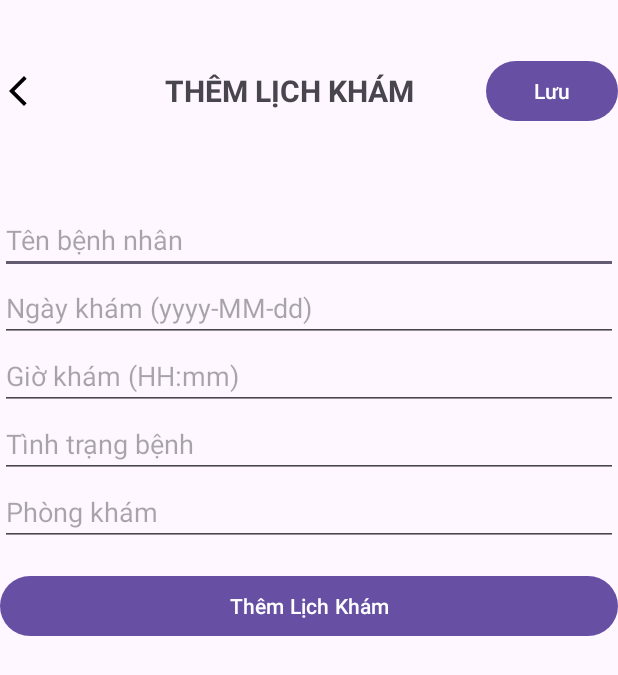
After one commit to tuananh7605/DoanQlyphongkham, an Android app: the ThemLichKhamActivity screen opened directly, with no data from a screen before it, on a phone screen of 412 x 824 dp. The commit adds this screen. Shown: the top 675 px of the screen. Run offline under Robolectric (Android 15) with nearby library versions, the phone set to English and light mode, and no system bars.

Commit message:
comit lan 2

```diff
--- a/app/src/main/AndroidManifest.xml
+++ b/app/src/main/AndroidManifest.xml
@@ -12,6 +12,9 @@
         android:supportsRtl="true"
         android:theme="@style/Theme.DoanPhongkham"
         tools:targetApi="31">
+        <activity
+            android:name=".ActivityBacsi.ThemLichKhamActivity"
+            android:exported="false" />
         <activity
             android:name=".Admin.QuanLyTrangChinhActivity"
             android:exported="false" />
--- /dev/null
+++ b/app/src/main/java/com/example/doanphongkham/ActivityBacsi/ThemLichKhamActivity.java
@@ -0,0 +1,40 @@
+package com.example.doanphongkham.ActivityBacsi;
+
+import android.os.Bundle;
+import android.view.View;
+import android.widget.ImageButton;
+
+import androidx.activity.EdgeToEdge;
+import androidx.appcompat.app.AppCompatActivity;
+import androidx.core.graphics.Insets;
+import androidx.core.view.ViewCompat;
+import androidx.core.view.WindowInsetsCompat;
+
+import com.example.doanphongkham.R;
+
+public class ThemLichKhamActivity extends AppCompatActivity {
+
+    ImageButton btnback;
+    @Override
+    protected void onCreate(Bundle savedInstanceState) {
+        super.onCreate(savedInstanceState);
+        EdgeToEdge.enable(this);
+        setContentView(R.layout.activity_them_lich_kham);
+
+        btnback = findViewById(R.id.btnBack);
+        btnback.setOnClickListener(new View.OnClickListener() {
+            @Override
+            public void onClick(View v) {
+                finish();
+            }
+        });
+
+
+
+        ViewCompat.setOnApplyWindowInsetsListener(findViewById(R.id.main), (v, insets) -> {
+            Insets systemBars = insets.getInsets(WindowInsetsCompat.Type.systemBars());
+            v.setPadding(systemBars.left, systemBars.top, systemBars.right, systemBars.bottom);
+            return insets;
+        });
+    }
+}
--- /dev/null
+++ b/app/src/main/res/layout/activity_them_lich_kham.xml
@@ -0,0 +1,94 @@
+<?xml version="1.0" encoding="utf-8"?>
+<androidx.constraintlayout.widget.ConstraintLayout xmlns:android="http://schemas.android.com/apk/res/android"
+    xmlns:app="http://schemas.android.com/apk/res-auto"
+    xmlns:tools="http://schemas.android.com/tools"
+    android:id="@+id/main"
+    android:layout_width="match_parent"
+    android:layout_height="match_parent"
+    tools:context=".ActivityBacsi.ThemLichKhamActivity"
+    android:padding="16dp">
+
+    <LinearLayout
+        android:id="@+id/linearLayout3"
+        android:layout_width="match_parent"
+        android:layout_height="wrap_content"
+        android:gravity="center_vertical"
+        android:orientation="horizontal"
+        android:paddingBottom="16dp"
+        app:layout_constraintBottom_toTopOf="@+id/linearLayout5"
+        app:layout_constraintEnd_toEndOf="parent"
+        app:layout_constraintStart_toStartOf="parent"
+        app:layout_constraintTop_toTopOf="parent">
+
+        <ImageButton
+            android:id="@+id/btnBack"
+            android:layout_width="wrap_content"
+            android:layout_height="wrap_content"
+            android:background="@android:color/transparent"
+            android:src="@drawable/arrowback_icon" />
+
+        <TextView
+            android:layout_width="0dp"
+            android:layout_height="wrap_content"
+            android:layout_weight="1"
+            android:gravity="center"
+            android:text="        THÊM LỊCH KHÁM"
+            android:textSize="20sp"
+            android:textStyle="bold" />
+
+        <Button
+            android:id="@+id/btnLuu"
+            android:layout_width="wrap_content"
+            android:layout_height="wrap_content"
+            android:text="Lưu" />
+    </LinearLayout>
+
+    <LinearLayout
+        android:id="@+id/linearLayout5"
+        android:layout_width="match_parent"
+        android:layout_height="650dp"
+        android:orientation="vertical"
+        app:layout_constraintBottom_toBottomOf="parent"
+        app:layout_constraintEnd_toEndOf="parent"
+        app:layout_constraintStart_toStartOf="parent"
+        app:layout_constraintTop_toBottomOf="@+id/linearLayout3">
+
+        <EditText
+            android:id="@+id/edtTenBenhNhan"
+            android:layout_width="match_parent"
+            android:layout_height="wrap_content"
+            android:hint="Tên bệnh nhân" />
+
+        <EditText
+            android:id="@+id/edtNgayKham"
+            android:layout_width="match_parent"
+            android:layout_height="wrap_content"
+            android:hint="Ngày khám (yyyy-MM-dd)" />
+
+        <EditText
+            android:id="@+id/edtGioKham"
+            android:layout_width="match_parent"
+            android:layout_height="wrap_content"
+            android:hint="Giờ khám (HH:mm)" />
+
+        <EditText
+            android:id="@+id/edtTinhTrangBenh"
+            android:layout_width="match_parent"
+            android:layout_height="wrap_content"
+            android:hint="Tình trạng bệnh" />
+
+        <EditText
+            android:id="@+id/edtPhongKham"
+            android:layout_width="match_parent"
+            android:layout_height="wrap_content"
+            android:hint="Phòng khám" />
+
+        <Button
+            android:id="@+id/btnThemLichKham"
+            android:layout_width="match_parent"
+            android:layout_height="wrap_content"
+            android:layout_marginTop="16dp"
+            android:text="Thêm Lịch Khám" />
+    </LinearLayout>
+
+</androidx.constraintlayout.widget.ConstraintLayout>
```
Also changed, not shown: app/src/main/java/com/example/doanphongkham/fragmentBacsi/LichkhamFragment.java (+14 -12 lines), app/src/main/res/layout/activity_them_thongtin_benh_nhan.xml (+8 -2 lines), app/src/main/res/layout/cardview_hosobenhnhan.xml (added, +77 -0 lines), app/src/main/res/layout/cardview_lichkham.xml (added, +83 -0 lines).
